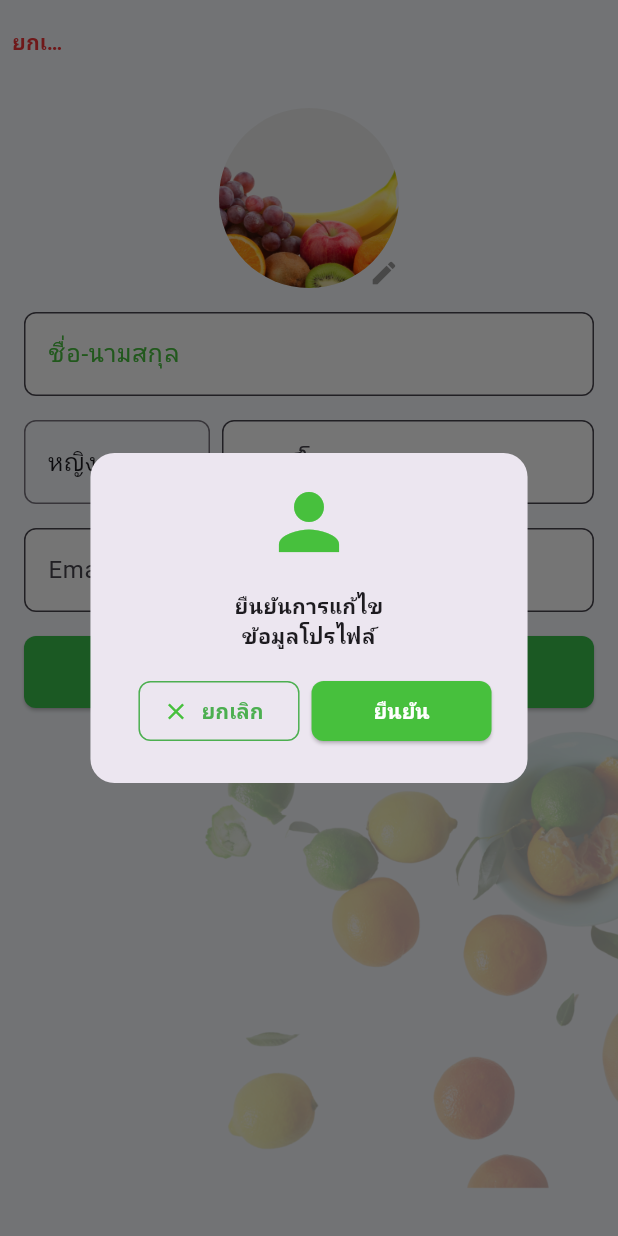
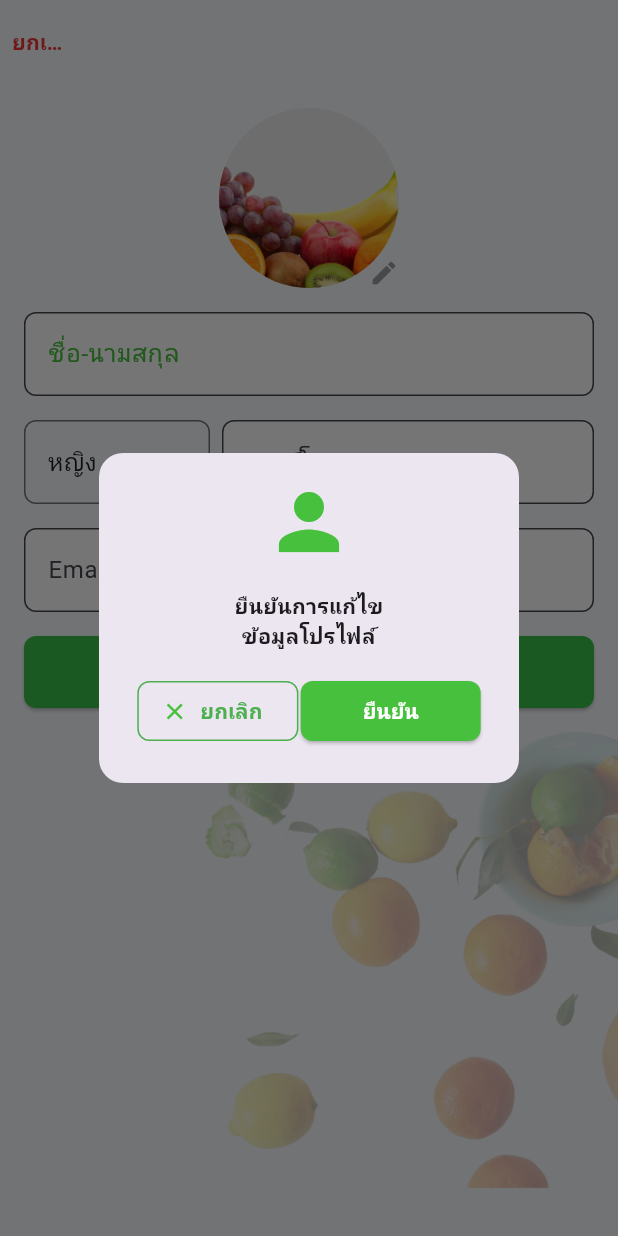
Before and after one commit to Praewawawa/chemicalsprayingchemicalspraying-App, a Flutter app: the EditProfilePage screen opened by its route, after a tap on "บันทึก", on a phone screen of 412 x 824 dp. Run offline on Flutter 3.47's test engine with Material 3 defaults, Android fonts, the phone set to English and light mode, and no system bars; our stand-ins replace auto_route, flutter_map, google_maps_flutter, image_picker, latlong2, shared_preferences; missing offline and left inert: mqtt_client; accounts and stored records are empty.

Commit message:
Initial commit

```diff
--- a/lib/router/routes.dart
+++ b/lib/router/routes.dart
@@ -23,7 +23,6 @@ class AppRouter extends $AppRouter {
         AutoRoute(path: '/forgot-password', page: ForgotPasswordRoute.page),
         AutoRoute(path: '/otpverification', page: OTPVerificationRoute.page),
         AutoRoute(path: '/first', page: FirstRoute.page, initial: true),
-        AutoRoute(path: '/setting', page: NotificationSettingRoute.page),
         AutoRoute(path: '/resetpassword', page: ResetPasswordRoute.page),
         AutoRoute(path: '/otplogin', page: OTPLoginRoute.page),
 
--- a/lib/screen/editprofile.dart
+++ b/lib/screen/editprofile.dart
@@ -29,7 +29,8 @@ class _EditProfilePageState extends State<EditProfilePage> {
   String selectedGender = 'หญิง'; // default
   final List<String> genderOptions = ['ชาย', 'หญิง', 'อื่นๆ'];
 
-  File? _imageFile; // ✅ ตัวแปรเก็บรูปภาพ
+  XFile? _imageFile; // ✅ ตัวแปรเก็บรูปภาพ
+  String? avatarBase64;
 
 
   @override
@@ -39,15 +40,15 @@ void initState() {
 } // ✅ เรียกฟังก์ชันโหลดข้อมูลโปรไฟล์เก่า
 
 
-
+// ✅ ฟังก์ชันเลือกภาพจาก Gallery
   Future<void> _pickImage() async {
   final pickedFile = await ImagePicker().pickImage(source: ImageSource.gallery);
-
   if (pickedFile != null) {
     setState(() {
-      _imageFile = File(pickedFile.path); // ✅ ใช้ตัวแปรที่มีอยู่จริง
+      _imageFile = pickedFile;
     });
   }
+
 }
 
 
@@ -67,10 +68,13 @@ Future<void> fetchUserData() async {
       phoneController.text = data['phone'] ?? '';
       selectedGender = data['gender'] ?? 'หญิง';
 
-      final avatarPath = data['avatar_url'];
-      if (avatarPath != null && avatarPath.toString().isNotEmpty) {
-        prefs.setString('profile_image', avatarPath);
-        _imageFile = File(avatarPath); // ✅ ถ้าใช้ไฟล์ local
+      // ✅ ถ้ามี base64 รูป ให้เก็บไว้แสดง
+      final avatar = data['avatar_url'];
+      if (avatar != null && avatar.toString().isNotEmpty) {
+        prefs.setString('avatar_base64', avatar);
+        avatarBase64 = avatar; // ✅ ใช้ตัวแปรใน class
+      } else {
+        avatarBase64 = prefs.getString('avatar_base64');
       }
     });
   } catch (e) {
@@ -80,23 +84,24 @@ Future<void> fetchUserData() async {
 
 
 
+
+
 // ✅ ฟังก์ชันอัปเดตโปรไฟล์
   Future<void> updateProfile() async {
   try {
     final prefs = await SharedPreferences.getInstance();
     final userId = prefs.getInt('user_id');
-    if (userId == null) {
-      throw Exception('ไม่พบ user_id');
-    }
+    if (userId == null) throw Exception('ไม่พบ user_id');
 
     String? base64Image;
+
     if (_imageFile != null) {
       final bytes = await _imageFile!.readAsBytes();
       base64Image = base64Encode(bytes);
-      await prefs.setString('profile_image', _imageFile!.path); // ยังเก็บ local path ไว้
+      avatarBase64 = base64Image; // <== เก็บไว้แสดงในหน้า
+      await prefs.setString('avatar_base64', base64Image);
     }
 
-    // 🔁 ส่ง base64 ไปพร้อมข้อมูลอื่น
     final body = {
       "name": nameController.text,
       "email": emailController.text,
@@ -107,7 +112,6 @@ Future<void> fetchUserData() async {
 
     await ApiService.put('/users/update/$userId', body);
 
-    // ✅ Save local
     await prefs.setString('profile_name', nameController.text);
     await prefs.setString('profile_email', emailController.text);
     await prefs.setString('profile_phone', phoneController.text);
@@ -116,6 +120,7 @@ Future<void> fetchUserData() async {
     ScaffoldMessenger.of(context).showSnackBar(
       const SnackBar(content: Text('บันทึกข้อมูลสำเร็จ ✅')),
     );
+
     context.router.replace(const ProfileRoute());
   } catch (e) {
     print('❌ อัปเดตโปรไฟล์ล้มเหลว: $e');
@@ -124,6 +129,7 @@ Future<void> fetchUserData() async {
     );
   }
 }
+
 
 
 @override
@@ -136,12 +142,12 @@ Future<void> fetchUserData() async {
       leading: TextButton(
         onPressed: () => context.router.replaceNamed('/profile'),
         style: TextButton.styleFrom(
-            minimumSize: Size(10, 20), // ✅ ป้องกันการบีบจน wrap
-            padding: EdgeInsets.symmetric(horizontal: 8),
+          minimumSize: const Size(10, 20),
+          padding: const EdgeInsets.symmetric(horizontal: 8),
         ),
         child: const Text(
           'ยกเลิก',
-            overflow: TextOverflow.ellipsis, // ✅ ป้องกันตัดคำ
+          overflow: TextOverflow.ellipsis,
           style: TextStyle(
             color: redColor,
             fontWeight: FontWeight.bold,
@@ -167,30 +173,26 @@ Future<void> fetchUserData() async {
             ),
           ),
         ),
-
-          // ✅ เนื้อหา Scroll
         SingleChildScrollView(
           padding: const EdgeInsets.all(16),
           child: Column(
             children: [
-                // ✅ รูปโปรไฟล์ (กดเปลี่ยนรูปได้)
-                GestureDetector( // ✅ กดเปลี่ยนรูปได้
+              GestureDetector(
                 onTap: _pickImage,
                 child: CircleAvatar(
                   radius: 60,
                   backgroundColor: Colors.grey[200],
                   backgroundImage: _imageFile != null
-                      ? FileImage(_imageFile!) // ✅ โหลดจากไฟล์จริง
-                      : AssetImage('lib/assets/image/15.png') as ImageProvider,
-                  child: Align(
+                      ? FileImage(File(_imageFile!.path))
+                      : (avatarBase64 != null
+                          ? MemoryImage(base64Decode(avatarBase64!))
+                          : const AssetImage('lib/assets/image/15.png')) as ImageProvider,
+                  child: const Align(
                     alignment: Alignment.bottomRight,
                     child: Icon(Icons.edit, size: 20, color: Colors.grey),
                   ),
                 ),
               ),
-
-
-
               const SizedBox(height: 16),
 
               // Name
@@ -206,7 +208,7 @@ Future<void> fetchUserData() async {
               ),
               const SizedBox(height: 16),
 
-                // ✅ เพศ และ เบอร์โทร
+              // Gender & Phone
               Row(
                 children: [
                   Expanded(
@@ -240,7 +242,7 @@ Future<void> fetchUserData() async {
               ),
               const SizedBox(height: 16),
 
-                // ✅ ช่อง Email
+              // Email
               TextField(
                 controller: emailController,
                 decoration: InputDecoration(
@@ -251,8 +253,6 @@ Future<void> fetchUserData() async {
                 ),
               ),
               const SizedBox(height: 16),
-
-
 
               // Save Button
               SizedBox(
@@ -284,9 +284,7 @@ Future<void> fetchUserData() async {
                             Row(
                               mainAxisAlignment: MainAxisAlignment.spaceEvenly,
                               children: [
-                                  Padding(
-                                    padding: const EdgeInsets.only(left: 8),
-                                    child: OutlinedButton.icon(
+                                OutlinedButton.icon(
                                   onPressed: () {
                                     Navigator.pop(context);
                                     context.router.replace(const ProfileRoute());
@@ -306,10 +304,7 @@ Future<void> fetchUserData() async {
                                     ),
                                   ),
                                 ),
-                                  ),
-                                  Padding(
-                                    padding: const EdgeInsets.only(left: 8),
-                                    child: ElevatedButton(
+                                ElevatedButton(
                                   onPressed: () => Navigator.pop(context, true),
                                   style: ElevatedButton.styleFrom(
                                     backgroundColor: mainColor,
@@ -326,7 +321,6 @@ Future<void> fetchUserData() async {
                                     ),
                                   ),
                                 ),
-                                  ),
                               ],
                             ),
                           ],
@@ -335,7 +329,7 @@ Future<void> fetchUserData() async {
                     );
 
                     if (confirm == true) {
-                        await updateProfile(); // ✅ เรียกฟังก์ชันอัปเดต
+                      await updateProfile();
                       await showDialog(
                         context: context,
                         builder: (context) => AlertDialog(
@@ -353,7 +347,6 @@ Future<void> fetchUserData() async {
                           ),
                         ),
                       );
-
                       context.router.replace(const ProfileRoute());
                     }
                   },
@@ -370,4 +363,5 @@ Future<void> fetchUserData() async {
     ),
   );
 }
+
 }
--- a/lib/screen/profilescreen.dart
+++ b/lib/screen/profilescreen.dart
@@ -37,6 +37,7 @@ class _ProfilePageState extends State<ProfilePage> {
   void initState() {
     super.initState();
     _loadProfileData();
+
   }
 
   Future<void> _loadProfileData() async {
--- a/lib/services/api_service.dart
+++ b/lib/services/api_service.dart
@@ -3,8 +3,9 @@ import 'dart:convert';
 import 'package:http/http.dart' as http;
 
 class ApiService {
-  static const String baseUrl = 'http://192.168.46.205:3000/api'; // ✅ เปลี่ยนตาม IP Server
-
+  static const String baseUrl = 'http://192.168.0.116:3000/api'; // ✅ เปลี่ยนตาม IP Server
+ //192.168.0.116
+ //192.168.46.205
   // ✅ Login
   static Future<http.Response> loginUser(String email, String password) async {
     final url = Uri.parse('$baseUrl/users/login');
```
Also changed, not shown: lib/screen/otplogin.dart (+25 -30 lines), lib/screen/resetpassword.dart (+21 -7 lines), lib/router/routes.gr.dart. Lines whose indentation alone changed are shown as unchanged.
